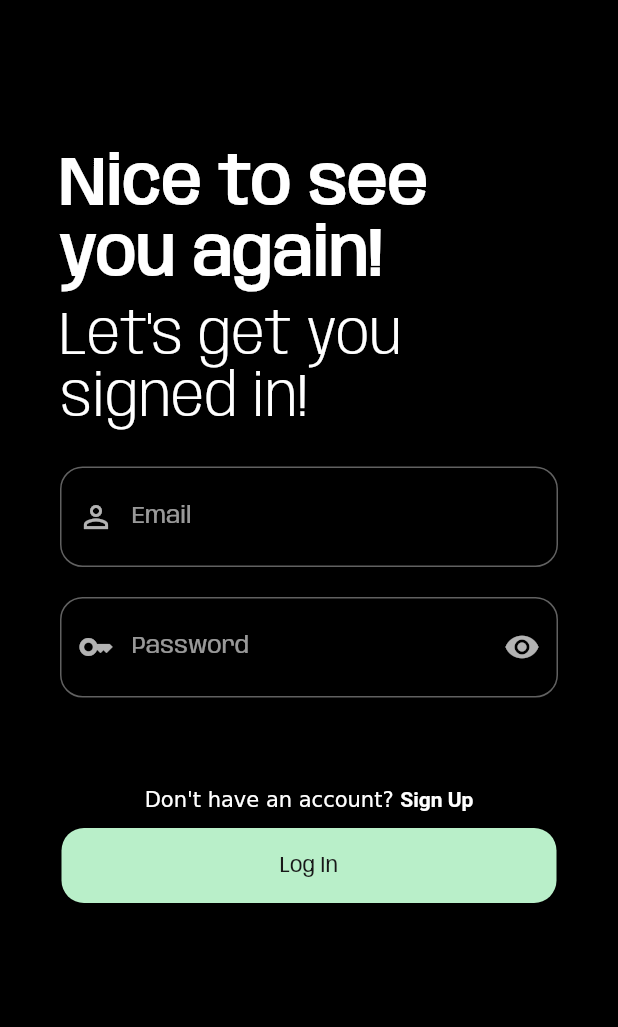
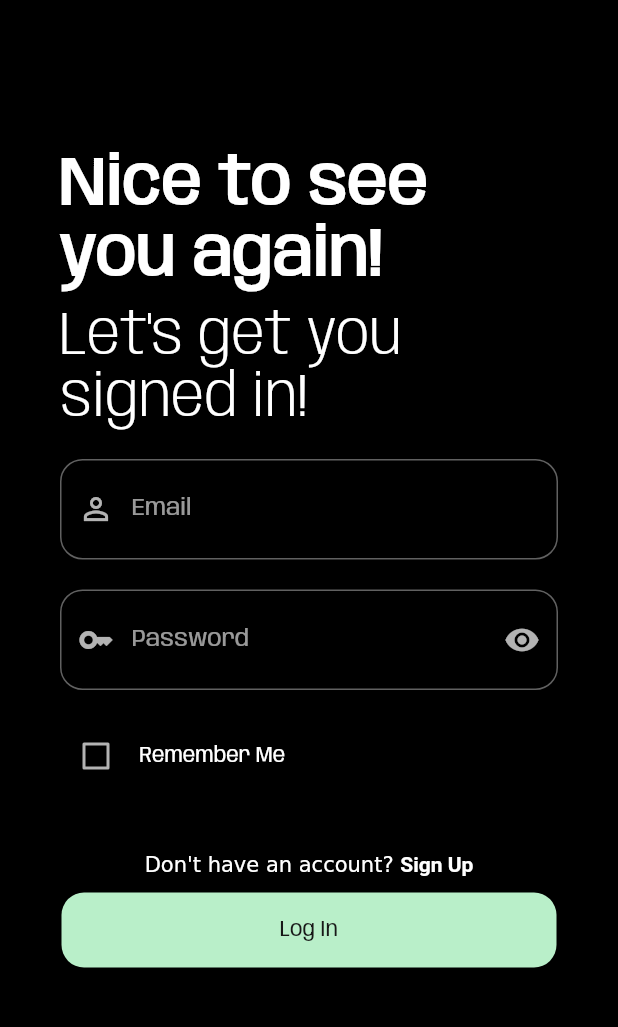
Before and after one commit to Adriano-7/ItFlow, a Flutter app: the screen it shows after launch, after a tap on "Log In", on a phone screen of 412 x 824 dp, the part 84-1111 px from its top. Run offline on Flutter 3.47's test engine with Material 2 defaults, Android fonts, the phone set to English and light mode, and no system bars; our stand-ins replace cloud_firestore, file_picker, firebase_auth, firebase_core, flutter_html, shared_preferences; accounts and stored records are empty; network calls fail; project files that could hold a hidden picture were left out.

Commit message:
Added UserModel class and finished Register and Login Screens.

```diff
--- a/app/lib/controllers/auth.dart
+++ b/app/lib/controllers/auth.dart
@@ -1,10 +1,14 @@
 import 'package:firebase_auth/firebase_auth.dart';
+import 'package:itflowapp/controllers/database.dart';
+import 'package:itflowapp/models/user.dart';
 
 class AuthController {
   static final _auth = FirebaseAuth.instance;
 
   static User? get currentUser => _auth.currentUser;
   static Stream<User?> get authStateChanges => _auth.authStateChanges();
+
+  static UserModel? currentUserModel;
 
   static Future<SignUpStatus> createUser(String email, String password) async {
     try {
@@ -20,6 +24,9 @@ class AuthController {
   static Future<LogInStatus> loginUser(String email, String password) async {
     try {
       await _auth.signInWithEmailAndPassword(email: email, password: password);
+      final info = await DataBaseController.getUser(currentUser!.uid);
+      if (info == null) return LogInStatus.error("user-not-found");
+      currentUserModel = UserModel.fromFirestore(info);
       return const LogInStatus();
     } on FirebaseAuthException catch(e) {
       return LogInStatus.error(e.code);
@@ -36,7 +43,10 @@ class AuthController {
     }
   }
 
-  static Future<void> logout() async => await _auth.signOut();
+  static Future<void> logout() async {
+    currentUserModel = null;
+    await _auth.signOut();
+  }
 }
 
 class SignUpStatus {
--- a/app/lib/controllers/login_controller.dart
+++ b/app/lib/controllers/login_controller.dart
@@ -2,18 +2,22 @@
 import 'package:flutter/cupertino.dart';
 import 'package:itflowapp/constants/constants.dart';
 import 'package:itflowapp/controllers/auth.dart';
-import 'package:itflowapp/main.dart';
+import 'package:itflowapp/controllers/database.dart';
+import 'package:itflowapp/models/user.dart';
+import 'package:shared_preferences/shared_preferences.dart';
 
 class LoginFormController {
+  bool rememberLogin = false;
+
   final emailController = TextEditingController();
   final passwordController = TextEditingController();
   String? _errorMessage;
   String? _errorCode;
 
-  String get getEmail => emailController.text;
-  String get getPassword => passwordController.text;
-  String? get getErrorMessage => _errorMessage;
-  String? get getErrorCode => _errorCode;
+  String get email => emailController.text;
+  String get password => passwordController.text;
+  String? get errorMessage => _errorMessage;
+  String? get errorCode => _errorCode;
 
   String? emailValidator(value) {
     if (value == null || value!.isEmpty) {
@@ -32,17 +36,20 @@ class LoginFormController {
     return null;
   }
 
-  Future<bool> submit(GlobalKey<FormState> formKey, BuildContext context) async {
-    if (!formKey.currentState!.validate()) return false;
-
-    LogInStatus status = await AuthController.loginUser(getEmail, getPassword);
+  Future<bool> submit() async {
+    SharedPreferences.getInstance().then((prefs) {
+      prefs.setBool(kRememberMePrefName, rememberLogin);
+    });
+    LogInStatus status = await AuthController.loginUser(email, password);
     if (status.errorOccurred) {
       _errorMessage = status.errorMessage;
       _errorCode = status.errorCode;
       return false;
-    } else { // All Good
-      // TODO: Save user info in data base
-      // e.g. DatabaseController.saveInfo?
+    } else {
+      // All Good
+      final info = await DataBaseController.getUser(AuthController.currentUser!.uid);
+      if (info == null) return false;
+      AuthController.currentUserModel = UserModel.fromFirestore(info);
       return true;
     }
   }
--- a/app/lib/main.dart
+++ b/app/lib/main.dart
@@ -1,15 +1,33 @@
 import 'package:flutter/material.dart';
+import 'package:itflowapp/controllers/auth.dart';
+import 'package:itflowapp/controllers/database.dart';
+import 'package:itflowapp/models/user.dart';
 import 'package:itflowapp/theme/app_theme.dart';
 import 'package:itflowapp/screens/all_screens.dart';
 import 'package:flutter/services.dart';
 import 'package:itflowapp/models/job.dart';
 import 'package:firebase_core/firebase_core.dart';
+import 'package:shared_preferences/shared_preferences.dart';
+import 'constants/constants.dart';
 import 'firebase_options.dart';
 
 void main() {
   // Firebase Initialization
   WidgetsFlutterBinding.ensureInitialized();
-  Firebase.initializeApp(options: DefaultFirebaseOptions.currentPlatform);
+  Firebase.initializeApp(options: DefaultFirebaseOptions.currentPlatform).then((value) {
+    SharedPreferences.getInstance().then((prefs) {
+      final bool? rememberMe = prefs.getBool(kRememberMePrefName);
+      if (rememberMe == null || !rememberMe){
+        AuthController.logout();
+        runApp(const MyApp(initialRoute: Routes.start));
+      } else {
+        DataBaseController.getUser(AuthController.currentUser!.uid).then((info) {
+          AuthController.currentUserModel = UserModel.fromFirestore(info!);
+        });
+        runApp(const MyApp(initialRoute: Routes.home));
+      }
+    });
+  });
 
   // Portrait Mode
   SystemChrome.setPreferredOrientations([
@@ -17,11 +35,11 @@ void main() {
     // DeviceOrientation.portraitDown,
   ]);
 
-  runApp(const MyApp());
 }
 
 class MyApp extends StatelessWidget {
-  const MyApp({super.key});
+  final String initialRoute;
+  const MyApp({super.key, required this.initialRoute});
 
   static GlobalKey mtAppKey = GlobalKey();
 
@@ -33,7 +51,7 @@ class MyApp extends StatelessWidget {
       darkTheme: AppTheme.dark(),
       themeMode: ThemeMode.dark,
       title: 'ItFlow App',
-      initialRoute: Routes.start,
+      initialRoute: initialRoute,
       routes: Routes.routes,
     );
   }
--- /dev/null
+++ b/app/lib/models/user.dart
@@ -0,0 +1,62 @@
+
+import 'package:itflowapp/constants/constants.dart';
+
+enum UserType {
+  standard,
+  enterprise,
+}
+
+class UserModel {
+  String name;
+  UserType userType;
+  String description;
+  String? phone;
+  String? location;
+  String? address;
+  String? siteUrl;
+
+  UserModel({
+    required this.name,
+    required this.userType,
+    required this.description,
+    this.phone,
+    this.location,
+    this.address,
+    this.siteUrl,
+  });
+
+  factory UserModel.fromFirestore(Map<String, dynamic> info){
+    return UserModel(
+      name: info[kNameDocName],
+      userType: info[kUserTypeDocName] == kUserTypeStandard ? UserType.standard : UserType.enterprise,
+      description: info[kDescriptionDocName],
+      phone: info[kPhoneDocName],
+      location: info[kLocationDocName],
+      address: info[kAddressDocName],
+      siteUrl: info[kSiteUrlDocName],
+    );
+  }
+
+  Map<String, dynamic>? toFirestore() {
+    if (userType == UserType.standard) {
+      if (location == null) return null;
+      return {
+        kNameDocName: name,
+        kPhoneDocName: phone,
+        kUserTypeDocName: kUserTypeStandard,
+        kDescriptionDocName: description,
+        kLocationDocName: location,
+      };
+    } else {
+      if (address == null || siteUrl == null) return null;
+      return {
+        kNameDocName: name,
+        kPhoneDocName: phone,
+        kUserTypeDocName: kUserTypeEnterprise,
+        kDescriptionDocName: description,
+        kAddressDocName: address,
+        kSiteUrlDocName: siteUrl,
+      };
+    }
+  }
+}
--- a/app/lib/screens/start_screens/login_screen.dart
+++ b/app/lib/screens/start_screens/login_screen.dart
@@ -24,16 +24,15 @@ class LoginScreen extends StatelessWidget {
                 fontWeight: FontWeight.bold,
               ),
             ),
-            const Padding(
-              padding: EdgeInsets.only(top: 10.0, bottom: 10.0),
-              child: Text(
-                "Let's get you signed in!",
-                style: TextStyle(
-                  fontSize: 40,
-                  fontWeight: FontWeight.w300,
-                ),
+            const SizedBox(height: 10),
+            const Text(
+              "Let's get you signed in!",
+              style: TextStyle(
+                fontSize: 40,
+                fontWeight: FontWeight.w300,
               ),
             ),
+            const SizedBox(height: 20),
             LoginForm(),
           ],
         ),
--- a/app/lib/screens/start_screens/register_screen.dart
+++ b/app/lib/screens/start_screens/register_screen.dart
@@ -1,6 +1,7 @@
 import 'package:flutter/material.dart';
 import 'package:itflowapp/constants/constants.dart';
 import 'package:itflowapp/controllers/register_controller.dart';
+import 'package:itflowapp/models/user.dart';
 import 'package:itflowapp/widgets/forms/enterprise_form.dart';
 import 'package:itflowapp/widgets/forms/register_form.dart';
 import 'package:itflowapp/widgets/forms/standard_form.dart';
--- a/app/lib/theme/app_theme.dart
+++ b/app/lib/theme/app_theme.dart
@@ -16,8 +16,8 @@ class AppTheme {
       colorScheme: const ColorScheme.dark(
         primary: AppColors.green,
         onPrimary: AppColors.black,
-        // secondary: AppColors.red,
-        // onSecondary: AppColors.black,
+        secondary: AppColors.green,
+        onSecondary: AppColors.black,
         error: AppColors.red,
       ),
       scaffoldBackgroundColor: Colors.black,
--- a/app/lib/widgets/forms/login_form.dart
+++ b/app/lib/widgets/forms/login_form.dart
@@ -24,9 +24,7 @@ class _LoginFormState extends State<LoginForm> {
       child: Column(
         crossAxisAlignment: CrossAxisAlignment.start,
         children: [
-          Padding(
-            padding: const EdgeInsets.only(top: 15.0),
-            child: TextFormField(
+          TextFormField(
             validator: widget._controller.emailValidator,
             controller: widget._controller.emailController,
             decoration: InputDecoration(
@@ -39,10 +37,8 @@ class _LoginFormState extends State<LoginForm> {
               contentPadding: const EdgeInsets.all(25.0),
             ),
           ),
-          ),
-          Padding(
-            padding: const EdgeInsets.symmetric(vertical: 20.0),
-            child: TextFormField(
+          const SizedBox(height: 20),
+          TextFormField(
             validator: widget._controller.passwordValidator,
             controller: widget._controller.passwordController,
             obscureText: widget._isPasswordHidden,
@@ -66,10 +62,22 @@ class _LoginFormState extends State<LoginForm> {
               ),
             ),
           ),
+          const SizedBox(height: 20),
+          Row(
+            children: [
+              Checkbox(
+                  value: widget._controller.rememberLogin,
+                  onChanged: (value) {
+                    setState(() {
+                      widget._controller.rememberLogin = value!;
+                    });
+                  }),
+              const SizedBox(width: 5),
+              const Text("Remember Me"),
+            ],
           ),
-          Padding(
-            padding: const EdgeInsets.only(top: 40.0, bottom: 10.0),
-            child: Center(
+          const SizedBox(height: 40),
+          Center(
             child: RichText(
               text: TextSpan(
                 text: "Don't have an account? ",
@@ -88,7 +96,7 @@ class _LoginFormState extends State<LoginForm> {
               ),
             ),
           ),
-          ),
+          const SizedBox(height: 10),
           Padding(
             //full width button
             padding: const EdgeInsets.all(1.0),
@@ -96,25 +104,28 @@ class _LoginFormState extends State<LoginForm> {
               style: ElevatedButton.styleFrom(
                 minimumSize: const Size.fromHeight(50),
               ),
-              onPressed: () => widget._controller.submit(_formKey, context).then((value) {
-                if (value) {
+              onPressed: () {
+                if (!_formKey.currentState!.validate()) return;
+                widget._controller.submit().then((isAllGood) {
+                  if (isAllGood) {
                     // Remove Every Screen and Leave Only the New One
                     Navigator.pushNamedAndRemoveUntil(
                         context, Routes.home, ModalRoute.withName('/'));
                   } else {
                     setState(() {});
                   }
-              }),
+                });
+              },
               child: const Text('Log In'),
             ),
           ),
-          Padding(
+          (widget._controller.errorMessage == null)
+              ? Container()
+              : Padding(
                   padding: const EdgeInsets.all(8.0),
                   child: Center(
-              child: (widget._controller.getErrorMessage == null)
-                  ? Container()
-                  : Text(
-                widget._controller.getErrorMessage!,
+                    child: Text(
+                      widget._controller.errorMessage!,
                       style: const TextStyle(color: AppColors.red),
                     ),
                   ),
--- a/app/lib/widgets/navigation_bar.dart
+++ b/app/lib/widgets/navigation_bar.dart
@@ -1,4 +1,5 @@
 import 'package:flutter/material.dart';
+import 'package:itflowapp/controllers/auth.dart';
 import 'package:itflowapp/theme/app_theme.dart';
 import 'package:itflowapp/main.dart';
 
@@ -32,6 +33,10 @@ class NavBar extends StatelessWidget {
                 context, NoPageTransitionToMyApp(Routes.notification));
             break;
           case 3:
+            if (AuthController.currentUser == null) {
+              Navigator.pushNamed(context, Routes.login);
+              break;
+            }
             Navigator.pushReplacement(
                 context, NoPageTransitionToMyApp(Routes.profile));
             break;
--- a/app/pubspec.yaml
+++ b/app/pubspec.yaml
@@ -40,6 +40,8 @@ dependencies:
   http: ^0.13.5
   flutter_html: ^2.1.5
   file_picker: ^5.2.9
+  cloud_firestore: ^4.5.1
+  shared_preferences: ^2.1.0
 
 dev_dependencies:
   flutter_test:
```
Also changed, not shown: app/lib/constants/constants.dart (+13 -0 lines), app/lib/controllers/database.dart (+29 -1 lines), app/lib/controllers/register_controller.dart (+48 -12 lines), app/lib/screens/main_app_screens/settings_screen.dart (+11 -2 lines), app/lib/widgets/forms/enterprise_form.dart (+11 -10 lines), app/lib/widgets/forms/register_form.dart (+17 -3 lines), app/lib/widgets/forms/standard_form.dart (+11 -9 lines), app/pubspec.lock. Lines whose indentation alone changed are shown as unchanged.
